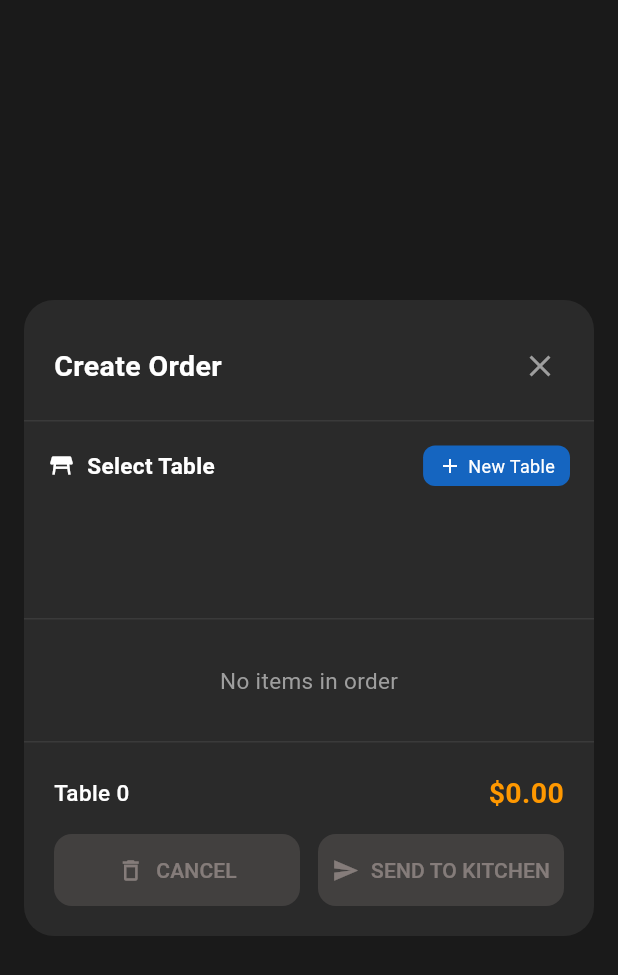
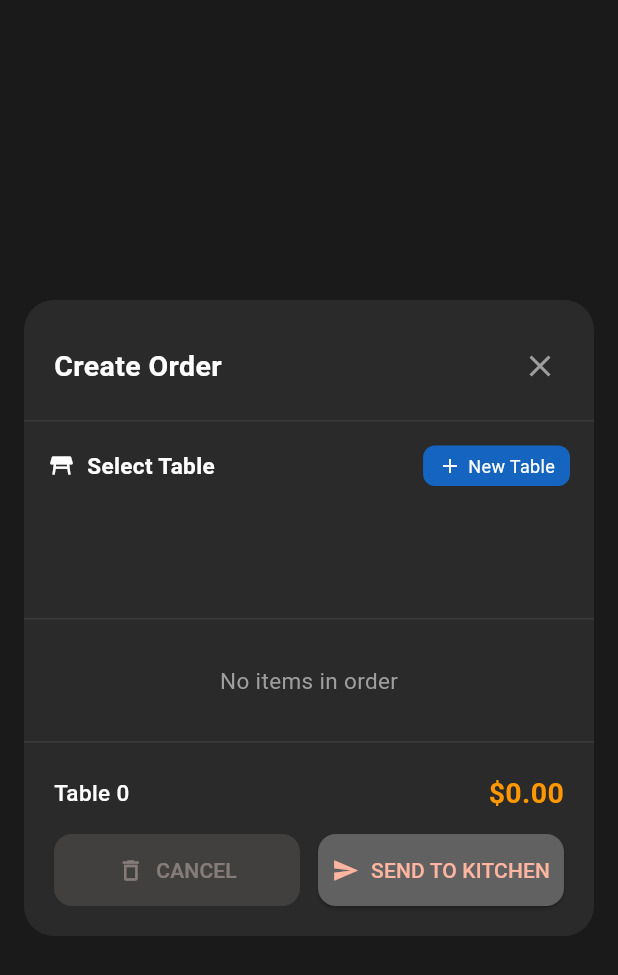
Before and after one commit to Tony31rg/KitchenCue, a Flutter app: the CartOverlay widget shown alone on an empty page, opened directly with empty values, on a phone screen of 412 x 824 dp. Shown: the top 975 px of the screen. Run offline on Flutter 3.47's test engine with Material 3 defaults, Android fonts, the phone set to English and light mode, and no system bars; our stand-ins replace go_router; network calls fail.

Commit message:
the latest version

```diff
--- a/lib/widgets/cart_overlay.dart
+++ b/lib/widgets/cart_overlay.dart
@@ -239,12 +239,27 @@ class _CartOverlayState extends State<CartOverlay> {
               Expanded(
                 child: ElevatedButton.icon(
                   onPressed: widget.cart.isEmpty || widget.selectedTable == null
-                      ? null
+                      ? () {
+                          ScaffoldMessenger.of(context).showSnackBar(
+                            SnackBar(
+                              content: Text(
+                                widget.cart.isEmpty
+                                    ? 'Add items to cart first'
+                                    : 'Please select a table',
+                              ),
+                              backgroundColor: Colors.red[700],
+                              behavior: SnackBarBehavior.floating,
+                            ),
+                          );
+                        }
                       : widget.onPlaceOrder,
                   icon: const Icon(Icons.send, size: 18),
                   label: const Text('SEND TO KITCHEN'),
                   style: ElevatedButton.styleFrom(
-                    backgroundColor: Colors.green[700],
+                    backgroundColor:
+                        widget.cart.isEmpty || widget.selectedTable == null
+                            ? Colors.grey[700]
+                            : Colors.green[700],
                     padding: const EdgeInsets.symmetric(vertical: 14),
                     shape: RoundedRectangleBorder(
                         borderRadius: BorderRadius.circular(12)),
```
Also changed, not shown: firebase.json (added), 2 other files.
